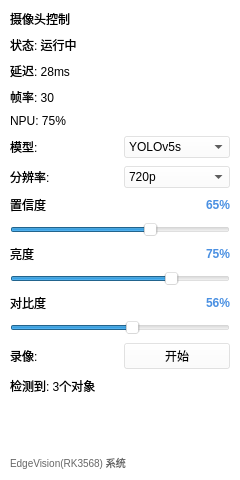
The window that src/UI/uis/maininterface.ui (SweerItTer/utilsCore) describes before a commit, drawn with Qt 5.
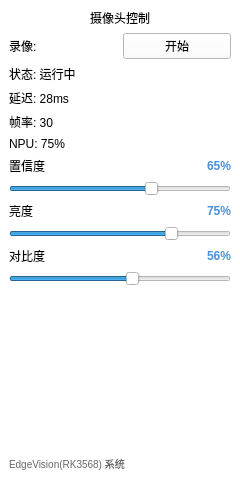
The same window after the commit.

Patch:
```diff
--- a/src/UI/uis/maininterface.ui
+++ b/src/UI/uis/maininterface.ui
@@ -14,31 +14,52 @@
    <string>摄像头控制</string>
   </property>
   <property name="styleSheet">
-   <string notr="true">background-color: rgba(255, 255, 255, 100); color: black;</string>
+   <string notr="true">background-color: rgb(255, 255, 255); color: black;</string>
   </property>
-  <layout class="QVBoxLayout" name="verticalLayout">
-   <property name="spacing">
-    <number>8</number>
-   </property>
+  <layout class="QGridLayout" name="gridLayout">
    <property name="leftMargin">
-    <number>10</number>
+    <number>0</number>
    </property>
    <property name="topMargin">
-    <number>10</number>
+    <number>0</number>
    </property>
    <property name="rightMargin">
-    <number>10</number>
+    <number>0</number>
    </property>
    <property name="bottomMargin">
-    <number>10</number>
+    <number>0</number>
    </property>
+   <property name="spacing">
+    <number>0</number>
+   </property>
+   <item row="0" column="0">
+    <widget class="QWidget" name="widget" native="true">
+     <layout class="QVBoxLayout" name="verticalLayout">
    <item>
     <widget class="QLabel" name="titleLabel">
      <property name="text">
-      <string>摄像头控制</string>
+         <string>&lt;html&gt;&lt;head/&gt;&lt;body&gt;&lt;p align=&quot;center&quot;&gt;摄像头控制&lt;/p&gt;&lt;/body&gt;&lt;/html&gt;</string>
      </property>
     </widget>
    </item>
+      <item>
+       <layout class="QHBoxLayout" name="buttonLayout">
+        <item>
+         <widget class="QLabel" name="recordLabel">
+          <property name="text">
+           <string>录像:</string>
+          </property>
+         </widget>
+        </item>
+        <item>
+         <widget class="QPushButton" name="startButton">
+          <property name="text">
+           <string>开始</string>
+          </property>
+         </widget>
+        </item>
+       </layout>
+      </item>
    <item>
     <widget class="QLabel" name="statusLabel">
      <property name="text">
@@ -67,76 +88,6 @@
      </property>
     </widget>
    </item>
-   <item>
-    <layout class="QHBoxLayout" name="modelLayout">
-     <item>
-      <widget class="QLabel" name="modelLabel">
-       <property name="text">
-        <string>模型:</string>
-       </property>
-      </widget>
-     </item>
-     <item>
-      <widget class="QComboBox" name="modelComboBox">
-       <item>
-        <property name="text">
-         <string>YOLOv5s</string>
-        </property>
-       </item>
-       <item>
-        <property name="text">
-         <string>YOLOv5m</string>
-        </property>
-       </item>
-       <item>
-        <property name="text">
-         <string>YOLOv5l</string>
-        </property>
-       </item>
-       <item>
-        <property name="text">
-         <string>YOLOv8n</string>
-        </property>
-       </item>
-      </widget>
-     </item>
-    </layout>
-   </item>
-   <item>
-    <layout class="QHBoxLayout" name="resolutionLayout">
-     <item>
-      <widget class="QLabel" name="resolutionLabel">
-       <property name="text">
-        <string>分辨率:</string>
-       </property>
-      </widget>
-     </item>
-     <item>
-      <widget class="QComboBox" name="resolutionComboBox">
-       <item>
-        <property name="text">
-         <string>720p</string>
-        </property>
-       </item>
-       <item>
-        <property name="text">
-         <string>1080p</string>
-        </property>
-       </item>
-       <item>
-        <property name="text">
-         <string>1440p</string>
-        </property>
-       </item>
-       <item>
-        <property name="text">
-         <string>2160p</string>
-        </property>
-       </item>
-      </widget>
-     </item>
-    </layout>
-   </item>
    <item>
     <layout class="QHBoxLayout" name="confidenceLayout">
      <item>
@@ -155,7 +106,7 @@
         <string>65%</string>
        </property>
        <property name="alignment">
-        <set>Qt::AlignRight|Qt::AlignVCenter</set>
+           <set>Qt::AlignRight|Qt::AlignTrailing|Qt::AlignVCenter</set>
        </property>
       </widget>
      </item>
@@ -192,7 +143,7 @@
         <string>75%</string>
        </property>
        <property name="alignment">
-        <set>Qt::AlignRight|Qt::AlignVCenter</set>
+           <set>Qt::AlignRight|Qt::AlignTrailing|Qt::AlignVCenter</set>
        </property>
       </widget>
      </item>
@@ -229,7 +180,7 @@
         <string>56%</string>
        </property>
        <property name="alignment">
-        <set>Qt::AlignRight|Qt::AlignVCenter</set>
+           <set>Qt::AlignRight|Qt::AlignTrailing|Qt::AlignVCenter</set>
        </property>
       </widget>
      </item>
@@ -248,34 +199,6 @@
      </property>
     </widget>
    </item>
-   <item>
-    <layout class="QHBoxLayout" name="buttonLayout">
-     <item>
-      <widget class="QLabel" name="recordLabel">
-       <property name="text">
-        <string>录像:</string>
-       </property>
-      </widget>
-     </item>
-     <item>
-      <widget class="QPushButton" name="startButton">
-       <property name="text">
-        <string>开始</string>
-       </property>
-      </widget>
-     </item>
-    </layout>
-   </item>
-   <item>
-    <widget class="QLabel" name="detectionLabel">
-     <property name="styleSheet">
-      <string notr="true">color: black;</string>
-     </property>
-     <property name="text">
-      <string>检测到: 3个对象</string>
-     </property>
-    </widget>
-   </item>
    <item>
     <spacer name="verticalSpacer">
      <property name="orientation">
@@ -284,7 +207,7 @@
      <property name="sizeHint" stdset="0">
       <size>
        <width>20</width>
-       <height>40</height>
+          <height>187</height>
       </size>
      </property>
     </spacer>
@@ -297,6 +220,9 @@
      <property name="text">
       <string>EdgeVision(RK3568) 系统</string>
      </property>
+       </widget>
+      </item>
+     </layout>
     </widget>
    </item>
   </layout>
```
Lines whose indentation alone changed are shown as unchanged.
